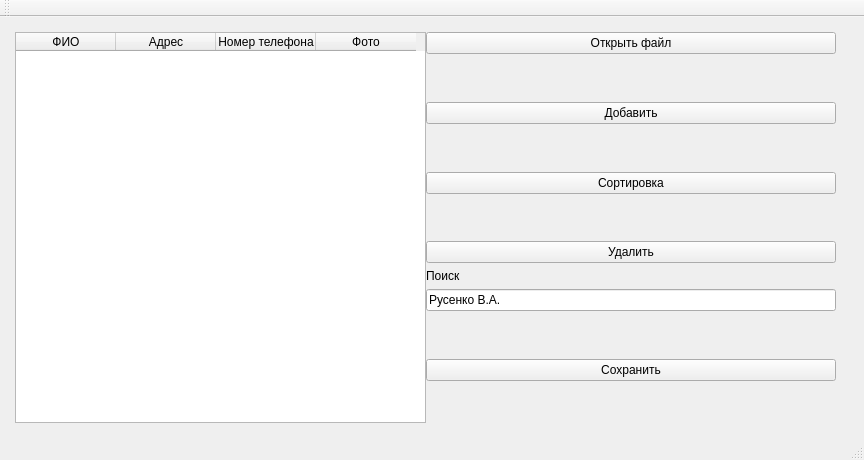
Qt form mainwindow.ui (Ilya1MN/test) before a commit.
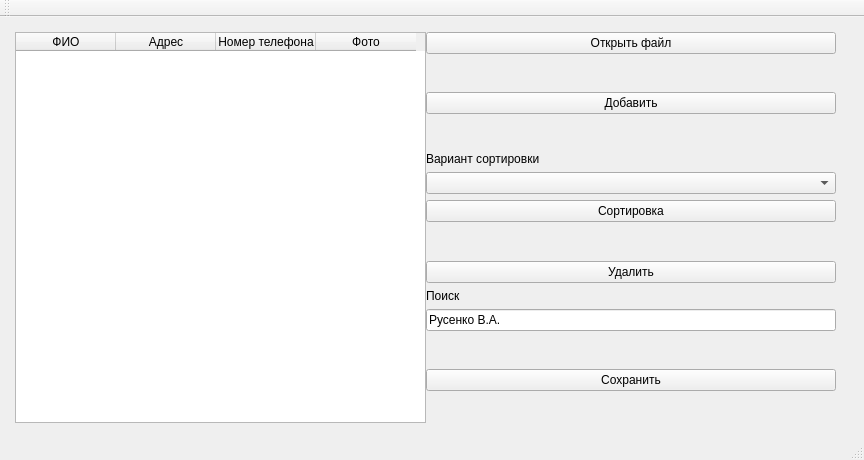
The same form after that commit.

Commit message: изменения в сортировке и загрузки/сохранения информации

Diff of the .ui file:
```diff
--- a/mainwindow.ui
+++ b/mainwindow.ui
@@ -108,6 +108,19 @@
          </property>
         </spacer>
        </item>
+       <item>
+        <widget class="QLabel" name="label_2">
+         <property name="text">
+          <string>Вариант сортировки</string>
+         </property>
+         <property name="buddy">
+          <cstring></cstring>
+         </property>
+        </widget>
+       </item>
+       <item>
+        <widget class="QComboBox" name="comboBox"/>
+       </item>
        <item>
         <widget class="QPushButton" name="pbSort">
          <property name="text">
```
The commit also changes 2 other files.
